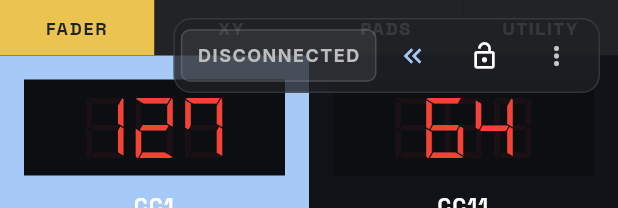
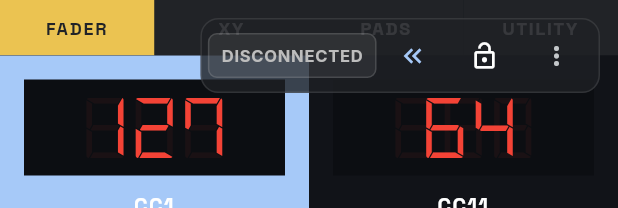
Before and after one commit to PetersDigital/OpenMIDIControl, a Flutter app: the _MobileLandscapeLayout widget shown alone on an empty page, opened directly, on a phone screen of 412 x 824 dp. Shown: the top 208 px of the screen. Run offline on Flutter 3.47's test engine with Material 3 defaults, Android fonts, the phone set to English and light mode, and no system bars; our stand-ins replace file_picker, flutter_riverpod, package_info_plus, share_plus, shared_preferences; accounts and stored records are empty; project files that could hold a hidden picture were left out.

Commit message:
fix(ui): resolve command center header overflow in landscape
- Reduced horizontal padding and spacing in the command center header strip.
- Added Flexible constraints to the connection status button and inner header row.
- Implemented text eliding (ellipsis) for MIDI status strings to handle tight widths.
- Adjusted status text font size and letter spacing for improved landscape density.
- Fixed a typo in the transport toggle button icon definition.

```diff
--- a/app/lib/ui/open_midi_screen.dart
+++ b/app/lib/ui/open_midi_screen.dart
@@ -590,7 +590,7 @@ class _MobileLandscapeLayout extends ConsumerWidget {
         children: [
           // Compact Header Strip
           Container(
-            padding: const EdgeInsets.symmetric(horizontal: 16, vertical: 8),
+            padding: const EdgeInsets.symmetric(horizontal: 12, vertical: 8),
             child: Row(
               mainAxisAlignment: MainAxisAlignment.spaceBetween,
               children: [
@@ -599,13 +599,17 @@ class _MobileLandscapeLayout extends ConsumerWidget {
                   color: Color(0xFFA6C9F8),
                   size: 20,
                 ),
-                Row(
-                  mainAxisSize: MainAxisSize.min,
-                  children: [
-                    _ConnectionStatusButton(
+                Flexible(
+                  child: Row(
+                    mainAxisSize: MainAxisSize.max,
+                    mainAxisAlignment: MainAxisAlignment.end,
+                    children: [
+                      Flexible(
+                        child: _ConnectionStatusButton(
                           onTap: () => _showMidiSettings(context, ref),
                         ),
-                    const SizedBox(width: 8),
+                      ),
+                      const SizedBox(width: 4),
                       Tooltip(
                         message: 'Toggle Transport',
                         child: IconButton(
@@ -624,7 +628,7 @@ class _MobileLandscapeLayout extends ConsumerWidget {
                               .toggle(),
                         ),
                       ),
-                    const SizedBox(width: 8),
+                      const SizedBox(width: 4),
                       IconButton(
                         icon: Icon(
                           isLocked ? Icons.lock : Icons.lock_open,
@@ -638,7 +642,7 @@ class _MobileLandscapeLayout extends ConsumerWidget {
                             .read(layoutStateProvider.notifier)
                             .togglePerformanceLock(),
                       ),
-                    const SizedBox(width: 8),
+                      const SizedBox(width: 4),
                       Tooltip(
                         message: 'App Settings',
                         child: IconButton(
@@ -653,6 +657,7 @@ class _MobileLandscapeLayout extends ConsumerWidget {
                         ),
                       ),
                     ],
+                  ),
                 ),
               ],
             ),
@@ -1075,7 +1080,7 @@ class _ConnectionStatusButton extends ConsumerWidget {
     };
 
     final buttonContent = Container(
-      padding: const EdgeInsets.symmetric(horizontal: 10, vertical: 8),
+      padding: const EdgeInsets.symmetric(horizontal: 8, vertical: 6),
       decoration: BoxDecoration(
         color: statusColor.withValues(alpha: 0.1),
         borderRadius: BorderRadius.circular(6),
@@ -1084,13 +1089,17 @@ class _ConnectionStatusButton extends ConsumerWidget {
       child: Row(
         mainAxisSize: MainAxisSize.min,
         children: [
-          Text(
+          Flexible(
+            child: Text(
               statusText,
               style: AppText.system(
                 color: statusColor,
-              fontSize: 12,
+                fontSize: 11,
                 fontWeight: FontWeight.bold,
-              letterSpacing: 1.0,
+                letterSpacing: 0.5,
+              ),
+              overflow: TextOverflow.ellipsis,
+              maxLines: 1,
             ),
           ),
         ],
```
Lines whose indentation alone changed are shown as unchanged.
